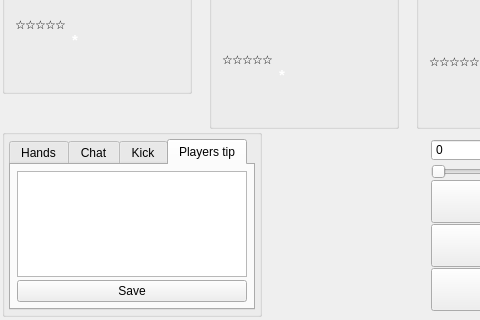
Old version of the form src/gui/qt/gametable.ui in the repository pokerth/pokerth; both pictures show x 0 to 480 and y 280 to 600 of the 1024 by 600 pixel window.
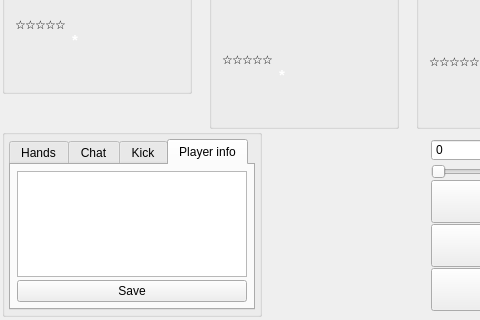
New version of the form. Icons and pictures are not drawn. Custom widgets are drawn as their Qt base class.

Commit message: new rejoin possible dialog added

```diff
--- a/src/gui/qt/gametable.ui
+++ b/src/gui/qt/gametable.ui
@@ -3784,7 +3784,7 @@
              </widget>
              <widget class="QWidget" name="tab_editTip">
               <attribute name="title">
-               <string>Players tip</string>
+               <string>Player info</string>
               </attribute>
               <layout class="QGridLayout" name="gridLayout">
                <property name="verticalSpacing">
```
Left out of the diff: 2 changed lines with no effect on the pictures. The commit also changes 7 other files.
